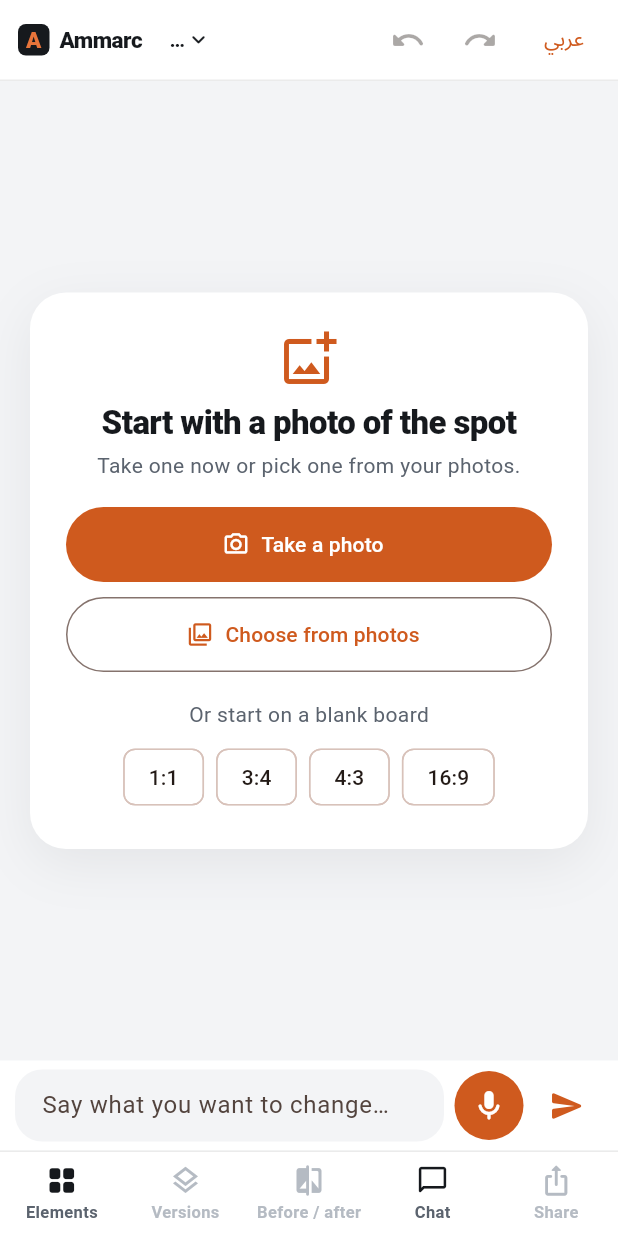
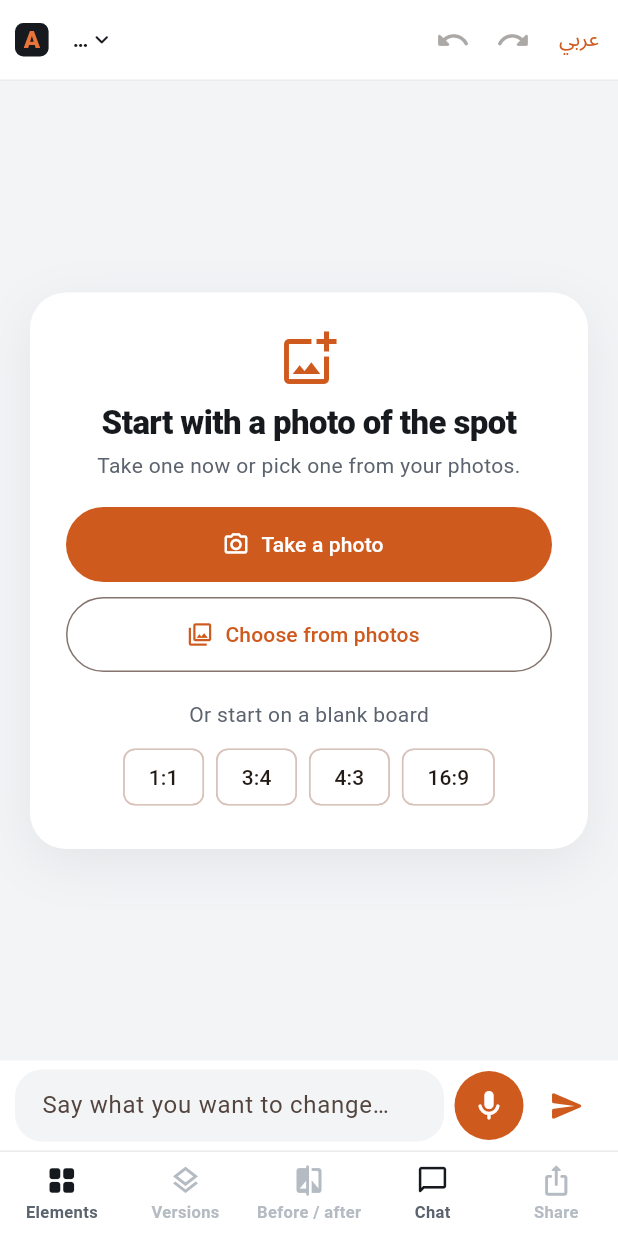
Before and after one commit to Nexline1/ammarc, a Flutter app: the Studio screen opened directly, on a phone screen of 412 x 824 dp. Run offline on Flutter 3.47's test engine with Material 3 defaults, Android fonts, the phone set to English and light mode, and no system bars; our stand-ins replace flutter_svg, image_picker, share_plus, shared_preferences; missing offline and left inert: record; accounts and stored records are empty; network calls fail.

Commit message:
Native app: the phone's top bar fits (mark only, compact buttons); CI keeps the web build
Co-Authored-By: Claude Opus 5.5 <noreply@anthropic.com>

```diff
--- a/mobile/lib/main.dart
+++ b/mobile/lib/main.dart
@@ -47,8 +47,9 @@ class _Splash extends StatelessWidget {
 }
 
 class Wordmark extends StatelessWidget {
-  const Wordmark({super.key, this.size = 18});
+  const Wordmark({super.key, this.size = 18, this.markOnly = false});
   final double size;
+  final bool markOnly; // just the "A": the phone's top bar needs the room for the idea's name
   @override
   Widget build(BuildContext context) => Row(mainAxisSize: MainAxisSize.min, textDirection: TextDirection.ltr, children: [
         Container(
@@ -57,8 +58,8 @@ class Wordmark extends StatelessWidget {
           alignment: Alignment.center,
           child: Text('A', style: TextStyle(color: const Color(0xFFE8743A), fontWeight: FontWeight.w800, fontSize: size)),
         ),
-        SizedBox(width: size * 0.45),
-        Text('Ammarc', style: TextStyle(fontSize: size, fontWeight: FontWeight.w800, letterSpacing: -0.02 * size, color: ink)),
+        if (!markOnly) SizedBox(width: size * 0.45),
+        if (!markOnly) Text('Ammarc', style: TextStyle(fontSize: size, fontWeight: FontWeight.w800, letterSpacing: -0.02 * size, color: ink)),
       ]);
 }
 
--- a/mobile/lib/studio.dart
+++ b/mobile/lib/studio.dart
@@ -92,11 +92,11 @@ class _TopBar extends StatelessWidget {
     final s = AppState.i;
     return Container(
       height: 54,
-      padding: const EdgeInsetsDirectional.only(start: 12, end: 4),
+      padding: const EdgeInsetsDirectional.only(start: 10, end: 2),
       decoration: const BoxDecoration(color: Colors.white, border: Border(bottom: BorderSide(color: Color(0x14000000)))),
       child: Row(children: [
-        const Wordmark(size: 15),
-        const SizedBox(width: 6),
+        const Wordmark(size: 16, markOnly: true),
+        const SizedBox(width: 4),
         Expanded(
           child: TextButton(
             onPressed: onIdeas,
@@ -113,9 +113,9 @@ class _TopBar extends StatelessWidget {
             decoration: BoxDecoration(color: const Color(0xFFFDF4EE), borderRadius: BorderRadius.circular(20), border: Border.all(color: const Color(0xFFF6C4A2))),
             child: Text(s.t('demo'), style: const TextStyle(fontSize: 11, color: Color(0xFF8C3813), fontWeight: FontWeight.w600)),
           ),
-        IconButton(tooltip: s.t('undo'), onPressed: s.canUndo ? s.undo : null, icon: const Icon(Icons.undo_rounded)),
-        IconButton(tooltip: s.t('redo'), onPressed: s.canRedo ? s.redo : null, icon: const Icon(Icons.redo_rounded)),
-        TextButton(onPressed: () => s.setLang(s.lang == 'en' ? 'ar' : 'en'), child: Text(s.lang == 'en' ? 'عربي' : 'EN')),
+        IconButton(visualDensity: VisualDensity.compact, tooltip: s.t('undo'), onPressed: s.canUndo ? s.undo : null, icon: const Icon(Icons.undo_rounded)),
+        IconButton(visualDensity: VisualDensity.compact, tooltip: s.t('redo'), onPressed: s.canRedo ? s.redo : null, icon: const Icon(Icons.redo_rounded)),
+        TextButton(style: TextButton.styleFrom(minimumSize: const Size(40, 40), padding: const EdgeInsets.symmetric(horizontal: 8)), onPressed: () => s.setLang(s.lang == 'en' ? 'ar' : 'en'), child: Text(s.lang == 'en' ? 'عربي' : 'EN')),
       ]),
     );
   }
```
Also changed, not shown: 1 other file.
